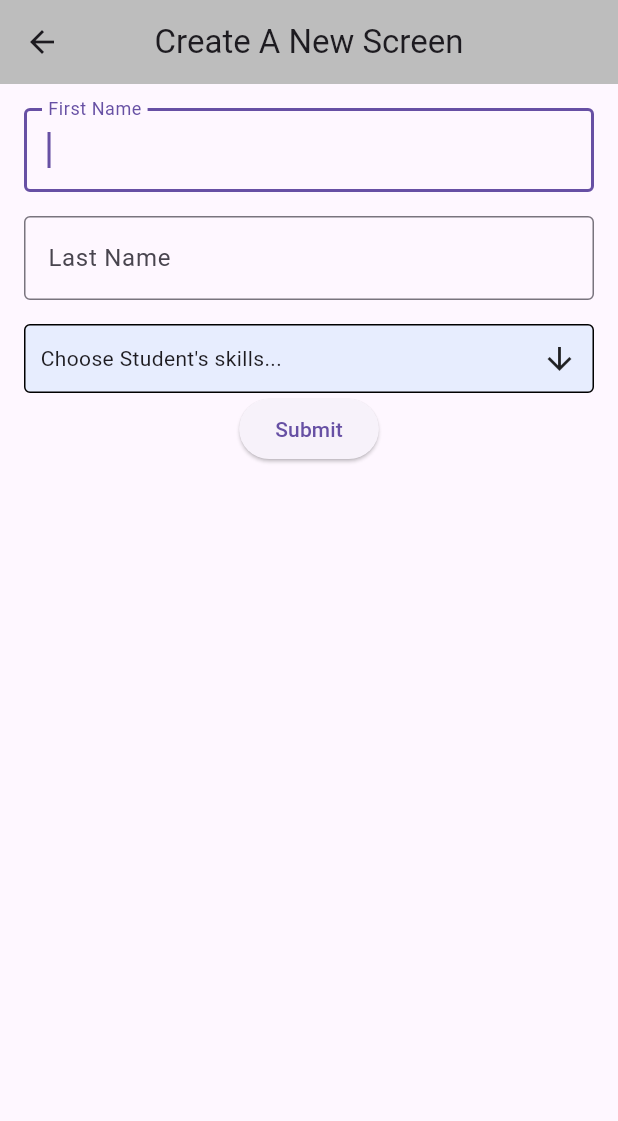
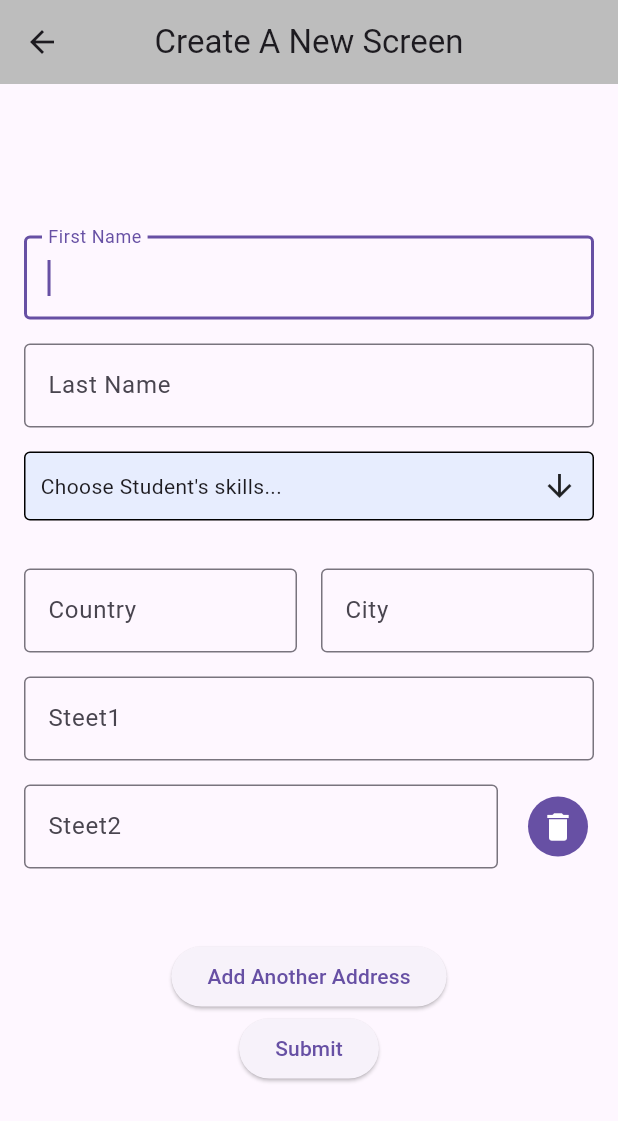
Before and after one commit to MiladSedhom/demo, a Flutter app: the CreateStudentScreen screen opened directly, on a phone screen of 412 x 824 dp. Shown: the top 1121 px of the screen. Run offline on Flutter 3.47's test engine with Material 3 defaults, Android fonts, the phone set to English and light mode, and no system bars; drawn by our look-alikes of multi_select_flutter; network calls fail.

Commit message:
add addresses fields

```diff
--- a/lib/screens/create_student.dart
+++ b/lib/screens/create_student.dart
@@ -34,7 +34,20 @@ class _CreateStudentFormState extends State<CreateStudentForm> {
   final TextEditingController lastNameController = TextEditingController();
 
   List<Skill> skills = [];
+  List<Address> addresses = [Address(country: '', city: '', street1: '', street2: '')];
   List<Skill> selectedSkills = [];
+
+  void addAddress() {
+    setState(() {
+      addresses.add(Address(country: '', city: '', street1: '', street2: ''));
+    });
+  }
+
+  void removeAddressAt(int index) {
+    setState(() {
+      addresses.removeAt(index);
+    });
+  }
 
   @override
   void initState() {
@@ -46,13 +59,21 @@ class _CreateStudentFormState extends State<CreateStudentForm> {
     const String url = 'http://localhost:3000/students';
 
     var skills = selectedSkills.map((skill) => {'_id': skill.id}).toList();
+    var addressesMap = addresses
+        .map((address) =>
+            {'country': address.country, 'city': address.city, 'street1': address.street1, 'street2': address.street2})
+        .toList();
 
     final res = await http.post(Uri.parse(url),
         headers: {
           'Content-Type': 'application/json',
         },
-        body:
-            jsonEncode({'firstName': firstNameController.text, 'lastName': lastNameController.text, 'skills': skills}));
+        body: jsonEncode({
+          'firstName': firstNameController.text,
+          'lastName': lastNameController.text,
+          'skills': skills,
+          'addresses': addressesMap
+        }));
 
     return res;
   }
@@ -74,7 +95,8 @@ class _CreateStudentFormState extends State<CreateStudentForm> {
 
   @override
   Widget build(BuildContext context) {
-    return Form(
+    return SingleChildScrollView(
+      child: Form(
           key: formKey,
           child: Padding(
             padding: const EdgeInsets.all(16),
@@ -106,7 +128,6 @@ class _CreateStudentFormState extends State<CreateStudentForm> {
                     border: OutlineInputBorder(),
                     labelText: 'Last Name',
                   ),
-                autofocus: true,
                   validator: (value) {
                     if (value == null || value.isEmpty) {
                       return 'Please enter your first name.';
@@ -137,6 +158,20 @@ class _CreateStudentFormState extends State<CreateStudentForm> {
                     selectedSkills = values;
                   },
                 ),
+                const SizedBox(
+                  height: 32,
+                ),
+                ListView.builder(
+                  shrinkWrap: true,
+                  itemCount: addresses.length,
+                  itemBuilder: (context, index) {
+                    return AddressFields(index, addresses, removeAddressAt);
+                  },
+                ),
+                const SizedBox(
+                  height: 16,
+                ),
+                ElevatedButton(onPressed: addAddress, child: const Text('Add Another Address')),
                 ElevatedButton(
                   onPressed: () {
                     if (formKey.currentState!.validate()) {
@@ -162,7 +197,121 @@ class _CreateStudentFormState extends State<CreateStudentForm> {
                 ),
               ],
             ),
-        ));
+          )),
+    );
+  }
+}
+
+class AddressFields extends StatelessWidget {
+  const AddressFields(this.index, this.addresses, this.removeAddressAt, {super.key});
+
+  final int index;
+  final List<Address> addresses;
+  final void Function(int) removeAddressAt;
+
+  @override
+  Widget build(BuildContext context) {
+    return Column(
+      children: [
+        Row(
+          children: [
+            Expanded(
+              child: TextFormField(
+                onChanged: (value) {
+                  addresses[index].country = value;
+                },
+                decoration: const InputDecoration(
+                  border: OutlineInputBorder(),
+                  labelText: 'Country',
+                ),
+                validator: (value) {
+                  if (value == null || value.isEmpty) {
+                    return 'Please enter your country.';
+                  }
+                  if (value.length < 2 || value.length > 20) {
+                    return 'Country name must be between 2 and 20 characters.';
+                  }
+                  return null;
+                },
+              ),
+            ),
+            const SizedBox(
+              width: 16,
+            ),
+            Expanded(
+              child: TextFormField(
+                onChanged: (value) {
+                  addresses[index].city = value;
+                },
+                decoration: const InputDecoration(
+                  border: OutlineInputBorder(),
+                  labelText: 'City',
+                ),
+                validator: (value) {
+                  if (value == null || value.isEmpty) {
+                    return 'Please enter your city.';
+                  }
+                  if (value.length < 2 || value.length > 20) {
+                    return 'City name must be between 2 and 20 characters.';
+                  }
+                  return null;
+                },
+              ),
+            ),
+          ],
+        ),
+        const SizedBox(
+          height: 16,
+        ),
+        TextFormField(
+          onChanged: (value) {
+            addresses[index].street1 = value;
+          },
+          decoration: const InputDecoration(
+            border: OutlineInputBorder(),
+            labelText: 'Steet1',
+          ),
+          validator: (value) {
+            if (value == null || value.isEmpty) {
+              return 'Please enter your street.';
+            }
+            if (value.length < 2 || value.length > 20) {
+              return 'Street name must be between 2 and 20 characters.';
+            }
+            return null;
+          },
+        ),
+        const SizedBox(
+          height: 16,
+        ),
+        Row(
+          children: [
+            Expanded(
+              child: TextFormField(
+                onChanged: (value) {
+                  addresses[index].street2 = value;
+                },
+                decoration: const InputDecoration(
+                  border: OutlineInputBorder(),
+                  labelText: 'Steet2',
+                ),
+              ),
+            ),
+            const SizedBox(
+              width: 16,
+            ),
+            IconButton.filled(
+                onPressed: () {
+                  removeAddressAt(index);
+                },
+                icon: const Icon(Icons.delete)),
+          ],
+        ),
+        const SizedBox(
+          height: 32,
+        ),
+      ],
+    );
   }
 }
 
@@ -189,3 +338,22 @@ class Skill {
     };
   }
 }
+
+class Address {
+  String country;
+  String city;
+  String street1;
+  String street2;
+
+  Address({
+    required this.country,
+    required this.city,
+    required this.street1,
+    required this.street2,
+  });
+
+  @override
+  String toString() {
+    return '{ $country, $city, $street1, $street2 }';
+  }
+}
```
Lines whose indentation alone changed are shown as unchanged.
